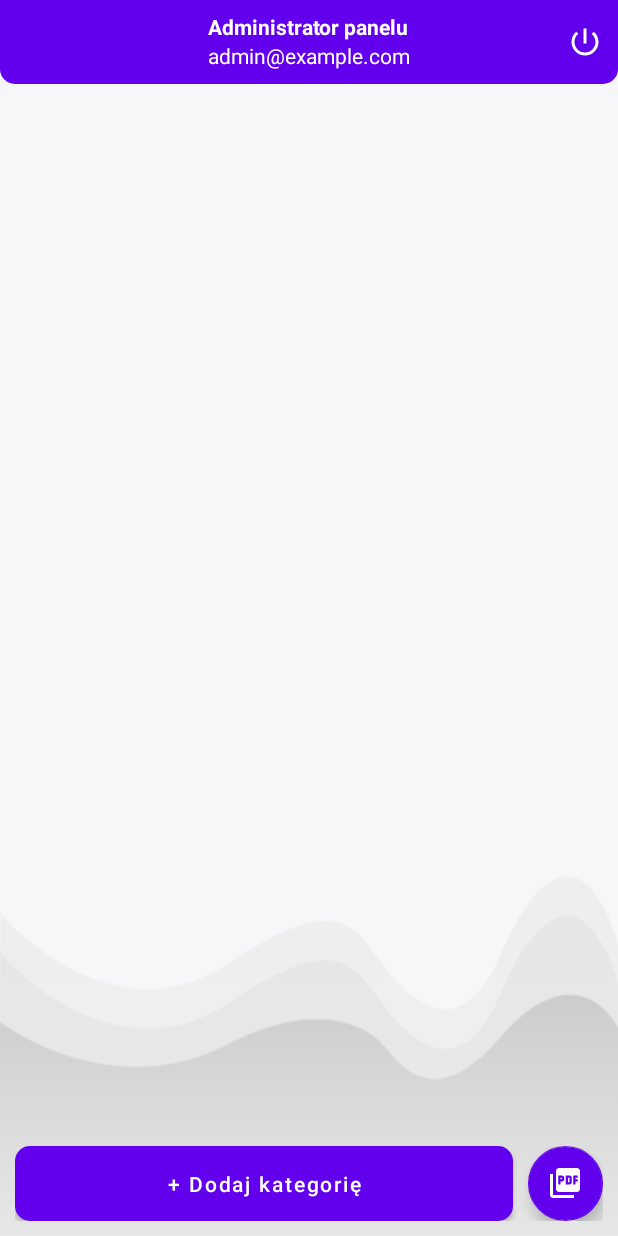
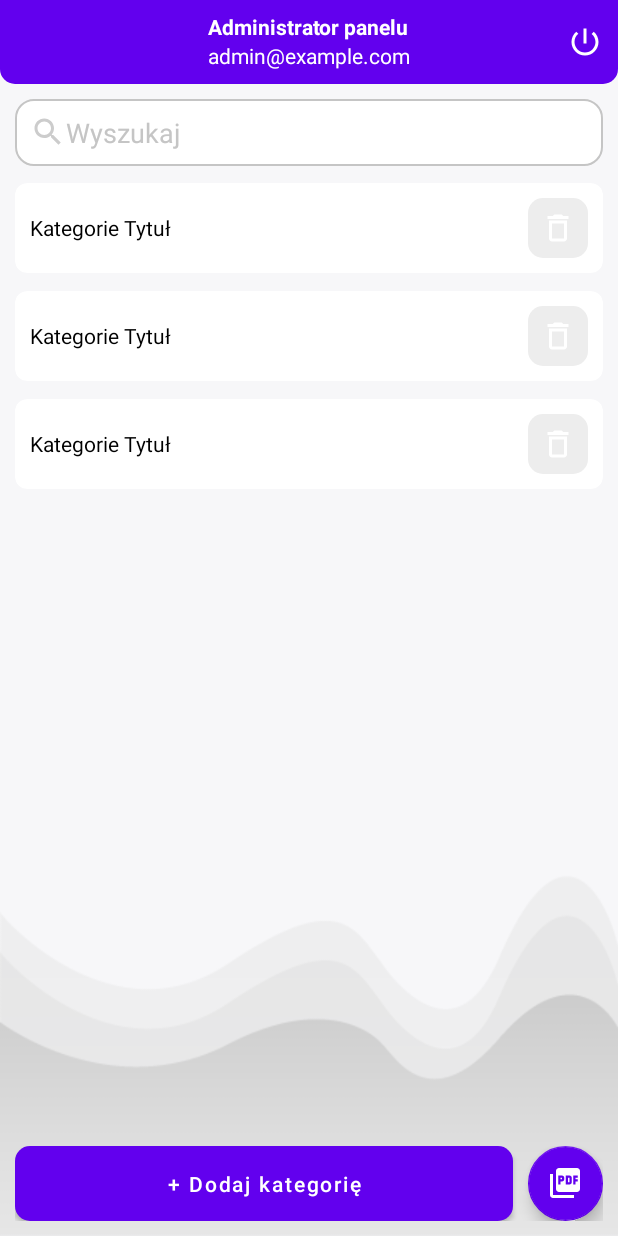
Before and after one commit to Lilromus/BookTop_Android, an Android app: the layout activity_dashboard_admin.xml on its own in the app's theme, with its tools: preview values and no code run, on a phone screen of 412 x 824 dp. Run offline under Robolectric (Android 15) with nearby library versions, the phone set to English and light mode, and no system bars.

Commit message:
Categories Design

```diff
--- a/app/build.gradle.kts
+++ b/app/build.gradle.kts
@@ -60,6 +60,7 @@ dependencies {
     implementation(libs.firebase.auth)
     implementation(libs.firebase.database)
     implementation(libs.firebase.crashlytics)
+    implementation("androidx.recyclerview:recyclerview:1.3.0")
 
     testImplementation(libs.junit)
     androidTestImplementation(libs.androidx.junit)
--- a/app/src/main/AndroidManifest.xml
+++ b/app/src/main/AndroidManifest.xml
@@ -1,6 +1,9 @@
 <?xml version="1.0" encoding="utf-8"?>
 <manifest xmlns:android="http://schemas.android.com/apk/res/android"
     xmlns:tools="http://schemas.android.com/tools">
+
+    <uses-permission android:name="android.permission.INTERNET" />
+    <uses-permission android:name="android.permission.ACCESS_NETWORK_STATE" />
 
     <application
         android:allowBackup="true"
--- a/app/src/main/java/com/example/booktopprojekt/LoginActivity.kt
+++ b/app/src/main/java/com/example/booktopprojekt/LoginActivity.kt
@@ -32,7 +32,6 @@ class LoginActivity : AppCompatActivity() {
 
     override fun onCreate(savedInstanceState: Bundle?) {
         super.onCreate(savedInstanceState)
-
         binding = ActivityLoginBinding.inflate(layoutInflater)
         setContentView(binding.root)
 
@@ -71,6 +70,10 @@ class LoginActivity : AppCompatActivity() {
         if(!Patterns.EMAIL_ADDRESS.matcher(email).matches())
         {
             Toast.makeText(this, "Nieprawidłowy email", Toast.LENGTH_SHORT).show();
+        }
+        else if(email.isEmpty())
+        {
+            Toast.makeText(this, "Prosze wpisać swój email", Toast.LENGTH_SHORT).show();
         }
         else if(password.isEmpty())
         {
--- /dev/null
+++ b/app/src/main/java/com/example/booktopprojekt/ModelCategory.kt
@@ -0,0 +1,4 @@
+package com.example.booktopprojekt
+
+class ModelCategory {
+}
--- a/app/src/main/java/com/example/booktopprojekt/RegisterActivity.kt
+++ b/app/src/main/java/com/example/booktopprojekt/RegisterActivity.kt
@@ -135,4 +135,6 @@ class RegisterActivity : AppCompatActivity() {
                 Toast.makeText(this, "Błąd podczas zapisywanie dane o użytkowniku przez ${e.message}", Toast.LENGTH_SHORT).show();
             }
     }
+
+
 }
--- /dev/null
+++ b/app/src/main/res/drawable/ic_delete_white.xml
@@ -0,0 +1,9 @@
+<vector xmlns:android="http://schemas.android.com/apk/res/android"
+    android:width="24dp"
+    android:height="24dp"
+    android:viewportWidth="24"
+    android:viewportHeight="24">
+  <path
+      android:pathData="M6,19c0,1.1 0.9,2 2,2h8c1.1,0 2,-0.9 2,-2L18,7L6,7v12zM8,9h8v10L8,19L8,9zM15.5,4l-1,-1h-5l-1,1L5,4v2h14L19,4z"
+      android:fillColor="#FFFFFF"/>
+</vector>
--- /dev/null
+++ b/app/src/main/res/drawable/ic_search_grey.xml
@@ -0,0 +1,9 @@
+<vector xmlns:android="http://schemas.android.com/apk/res/android"
+    android:width="24dp"
+    android:height="24dp"
+    android:viewportWidth="24"
+    android:viewportHeight="24">
+  <path
+      android:pathData="M15.5,14h-0.79l-0.28,-0.27C15.41,12.59 16,11.11 16,9.5 16,5.91 13.09,3 9.5,3S3,5.91 3,9.5 5.91,16 9.5,16c1.61,0 3.09,-0.59 4.23,-1.57l0.27,0.28v0.79l5,4.99L20.49,19l-4.99,-5zM9.5,14C7.01,14 5,11.99 5,9.5S7.01,5 9.5,5 14,7.01 14,9.5 11.99,14 9.5,14z"
+      android:fillColor="#CCCCCC"/>
+</vector>
--- /dev/null
+++ b/app/src/main/res/drawable/rounded_edittext.xml
@@ -0,0 +1,14 @@
+<?xml version="1.0" encoding="utf-8"?>
+<shape xmlns:android="http://schemas.android.com/apk/res/android"
+    android:shape="rectangle">
+    <solid android:color="@android:color/white" />
+    <stroke
+        android:width="1dp"
+        android:color="@color/gray01" />
+    <corners android:radius="12dp" />
+    <padding
+        android:left="8dp"
+        android:top="8dp"
+        android:right="8dp"
+        android:bottom="8dp" />
+</shape>
--- /dev/null
+++ b/app/src/main/res/drawable/shape_button03.xml
@@ -0,0 +1,8 @@
+<?xml version="1.0" encoding="utf-8"?>
+<shape xmlns:android="http://schemas.android.com/apk/res/android"
+    android:shape="rectangle">
+
+    <solid android:color="@color/gray03"/>
+    <corners android:radius="10dp"/>
+
+</shape>
--- a/app/src/main/res/layout/activity_dashboard_admin.xml
+++ b/app/src/main/res/layout/activity_dashboard_admin.xml
@@ -45,6 +45,34 @@
             android:background="@android:color/transparent"/>
     </RelativeLayout>
 
+    <EditText
+        android:id="@+id/searchEt"
+        android:layout_width="match_parent"
+        android:layout_height="wrap_content"
+        android:layout_below = "@id/toolbarRl"
+        android:layout_marginStart="10dp"
+        android:layout_marginTop="10dp"
+        android:layout_marginEnd="10dp"
+        android:background="@drawable/rounded_edittext"
+        android:drawableStart="@drawable/ic_search_grey"
+        android:hint="Wyszukaj"
+        android:padding="10dp"
+        android:textColorHint="@color/gray01"/>
+
+    <!--Categories-->
+    <androidx.recyclerview.widget.RecyclerView
+        android:id="@+id/categories"
+        android:layout_width="match_parent"
+        android:layout_height="match_parent"
+        android:layout_below="@id/searchEt"
+        android:layout_above="@id/bottomLL"
+        android:layout_margin = "5dp"
+        tools:listitem="@layout/row_category"
+        app:layoutManager="androidx.recyclerview.widget.LinearLayoutManager"/>
+
+
+
+
     <LinearLayout
         android:id="@+id/bottomLL"
         android:layout_width="match_parent"
--- /dev/null
+++ b/app/src/main/res/layout/row_category.xml
@@ -0,0 +1,35 @@
+<?xml version="1.0" encoding="utf-8"?>
+<androidx.cardview.widget.CardView xmlns:android="http://schemas.android.com/apk/res/android"
+    android:layout_width="match_parent"
+    android:layout_height="wrap_content"
+    xmlns:app="http://schemas.android.com/apk/res-auto"
+    app:contentPadding="10dp"
+    app:cardUseCompatPadding="true"
+    app:cardCornerRadius="8dp"
+    app:cardElevation="0dp"
+    app:cardBackgroundColor="@color/white">
+
+    <LinearLayout
+        android:layout_width="match_parent"
+        android:layout_height="wrap_content"
+        android:layout_gravity="center_vertical"
+        android:orientation="horizontal">
+
+        <TextView
+            android:id="@+id/categoryTv"
+            android:layout_width="0dp"
+            android:layout_gravity="center_vertical"
+            android:layout_height="wrap_content"
+            android:text="Kategorie Tytuł"
+            android:layout_weight="1"
+            android:textColor="@color/black"/>
+
+        <ImageButton
+            android:id="@+id/deleteBtn"
+            android:layout_width="40dp"
+            android:background="@drawable/shape_button03"
+            android:layout_height="40dp"
+            android:src="@drawable/ic_delete_white"/>
+    </LinearLayout>
+
+</androidx.cardview.widget.CardView>
--- a/app/src/main/res/values/colors.xml
+++ b/app/src/main/res/values/colors.xml
@@ -9,4 +9,5 @@
     <color name="white">#FFFFFFFF</color>
     <color name="gray01">#c5c5c5</color>
     <color name="gray02">#777777</color>
+    <color name="gray03">#EDEDED</color>
 </resources>
```
